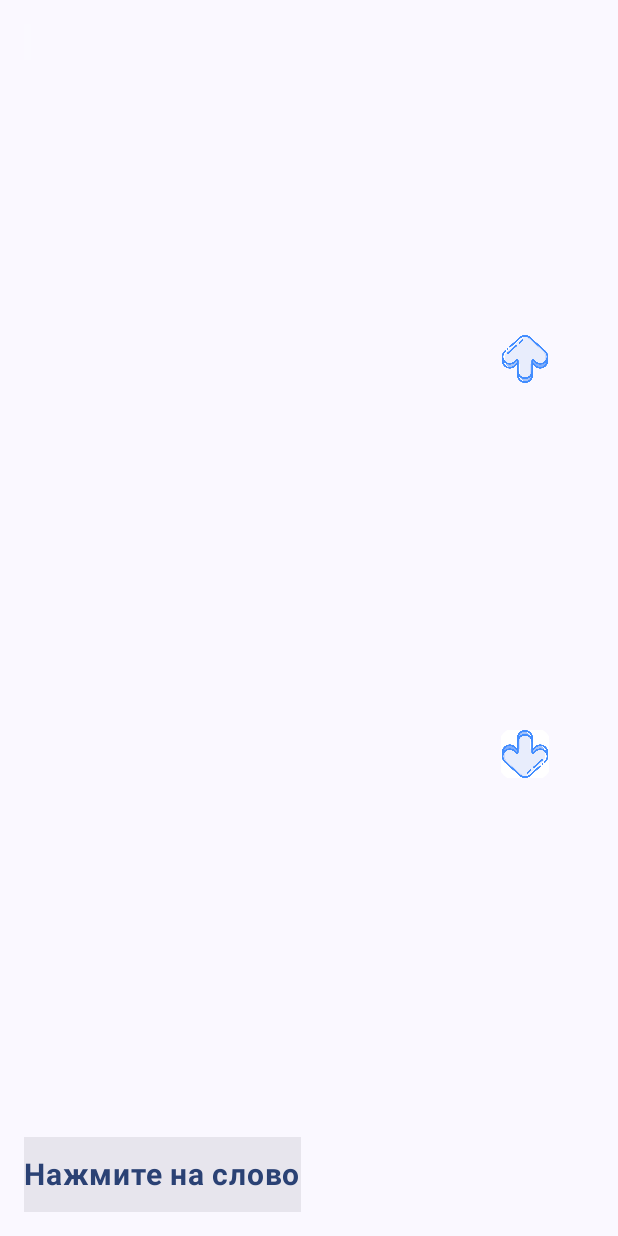
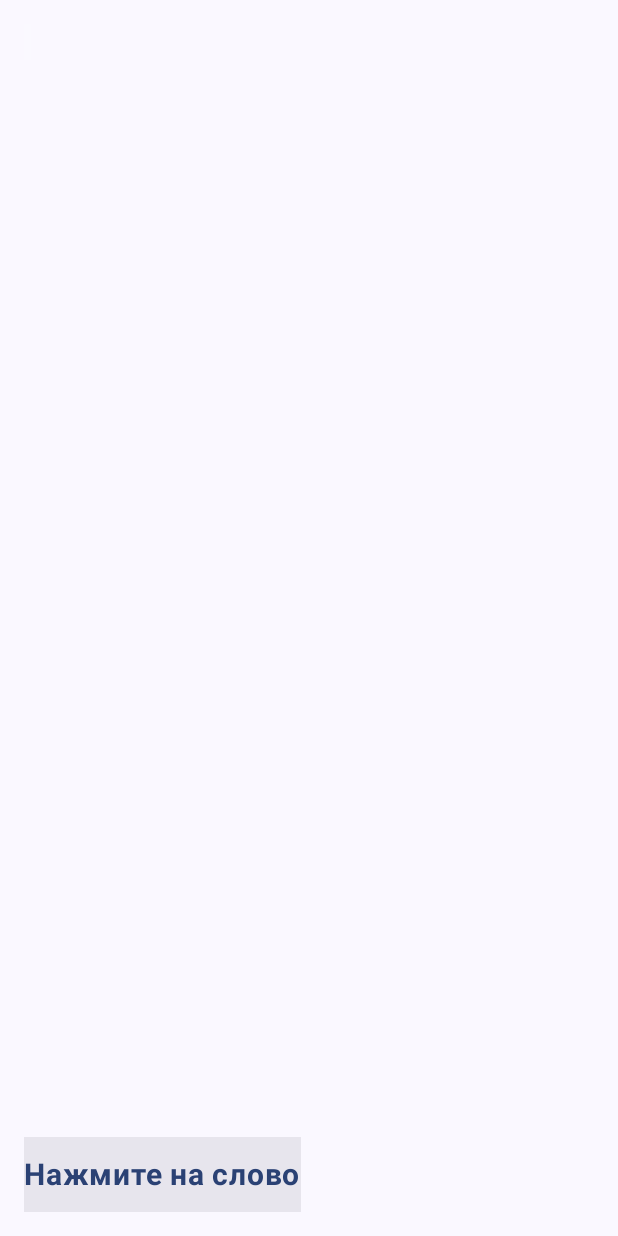
Before and after one commit to URegina96/LinguaReader, an Android app built with Jetpack Compose: the composable BookReadingScreen called with empty values, on a phone screen of 412 x 824 dp. Run offline under Robolectric (Android 15) with nearby library versions, the phone set to English and light mode, and no system bars.

Commit message:
В коде экрана чтения книги были внесены изменения для упрощения работы с текстом и улучшения интерфейса:
1. Прокрутка: Используется `rememberScrollState()` и `verticalScroll(scrollState)` для простоты прокрутки без ползунков.
2. Удаление ползунков: Логика ползунков удалена, прокрутка осуществляется жестом.
3. Упрощение структуры: Верхняя часть экрана представлена единственным `Box`, а не отдельными виджетами.
4. Изменение `onTap`: Обработчик нажатий интегрирован непосредственно в текст.
5. Упрощенное управление `scrollState`: Вместо управляемой переменной используется `rememberScrollState()`.
6. Интеграция взаимодействия с текстом: Обработка нажатий теперь непосредственно в тексте.
7. Удаление кнопок перемещения: Кнопки для прокрутки убраны, что делает интерфейс более лаконичным.

Изменения направлены на упрощение работы с текстом и улучшение пользовательского интерфейса.

```diff
--- a/app/src/main/java/com/example/linguareader/ux_ui/screen/BookReadingScreen.kt
+++ b/app/src/main/java/com/example/linguareader/ux_ui/screen/BookReadingScreen.kt
@@ -1,9 +1,10 @@
 package com.example.linguareader.ux_ui.screen
-
 import androidx.compose.foundation.Image
 import androidx.compose.foundation.background
 import androidx.compose.foundation.gestures.detectTapGestures
 import androidx.compose.foundation.layout.*
+import androidx.compose.foundation.rememberScrollState
+import androidx.compose.foundation.verticalScroll
 import androidx.compose.material3.*
 import androidx.compose.runtime.*
 import androidx.compose.ui.Alignment
@@ -13,11 +14,13 @@ import androidx.compose.ui.res.painterResource
 import androidx.compose.ui.text.SpanStyle
 import androidx.compose.ui.text.buildAnnotatedString
 import androidx.compose.ui.text.font.FontWeight
+import androidx.compose.ui.text.style.TextAlign
 import androidx.compose.ui.unit.dp
 import androidx.compose.ui.unit.sp
-import androidx.compose.ui.text.style.TextAlign
 import androidx.compose.ui.text.TextLayoutResult
 import com.example.linguareader.R
+import com.example.linguareader.ui.theme.*
+import kotlinx.coroutines.launch
 
 @Composable
 fun BookReadingScreen(
@@ -26,34 +29,21 @@ fun BookReadingScreen(
 ) {
     var selectedWord by remember { mutableStateOf("") }
     var textLayoutResult by remember { mutableStateOf<TextLayoutResult?>(null) }
-    var scrollState by remember { mutableStateOf(0) }
+    val scrollState = rememberScrollState()
+    val coroutineScope = rememberCoroutineScope() // Create a coroutine scope
 
     // Основная структура экрана
     Column(
         modifier = Modifier.fillMaxSize()
     ) {
         // Верхняя часть с длинным текстом
-        Row(
+        Box(
             modifier = Modifier
                 .weight(1f)
                 .padding(16.dp)
+                .verticalScroll(scrollState)
         ) {
             // Текст
-            Box(
-                modifier = Modifier
-                    .weight(1f)
-                    .pointerInput(Unit) {
-                        detectTapGestures { offset ->
-                            textLayoutResult?.let { result ->
-                                val word = getWordAtOffset(result, offset)
-                                if (word.isNotEmpty()) {
-                                    selectedWord = word
-                                    onWordClicked(word)
-                                }
-                            }
-                        }
-                    }
-            ) {
             Text(
                 text = buildAnnotatedString {
                     longText.split(" ").forEach { word ->
@@ -72,51 +62,23 @@ fun BookReadingScreen(
                 },
                 modifier = Modifier
                     .fillMaxSize()
-                        .offset(y = (-scrollState).dp),
+                    .pointerInput(Unit) {
+                        detectTapGestures(
+                            onTap = { offset ->
+                                textLayoutResult?.let {
+                                    val word = getWordAtOffset(it, offset)
+                                    if (word.isNotEmpty()) {
+                                        selectedWord = word
+                                        onWordClicked(word) // Call onWordClicked with the selected word
+                                    }
+                                }
+                            }
+                        )
+                    },
                 lineHeight = 24.sp,
                 onTextLayout = { textLayoutResult = it },
                 textAlign = TextAlign.Start
             )
-            }
-
-            // Ползунок
-            Column(
-                modifier = Modifier
-                    .width(70.dp) // Увеличиваем ширину колонки
-                    .fillMaxHeight()
-                    .background(MaterialTheme.colorScheme.background),
-                verticalArrangement = Arrangement.SpaceEvenly // Увеличиваем расстояние между иконками
-            ) {
-                // Кнопка вверх
-                IconButton(
-                    onClick = {
-                        scrollState = (scrollState - 10).coerceAtLeast(0) // Ограничиваем прокрутку
-                        selectedWord = "" // Сбрасываем выделенное слово
-                    },
-                    modifier = Modifier.padding(bottom = 8.dp) // Расстояние между иконками
-                ) {
-                    Image(
-                        painter = painterResource(R.drawable.ic_up),
-                        contentDescription = "Вверх",
-                        modifier = Modifier.size(32.dp) // Увеличиваем размер иконки
-                    )
-                }
-
-                // Кнопка вниз
-                IconButton(
-                    onClick = {
-                        scrollState += 10 // Увеличиваем прокрутку
-                        selectedWord = "" // Сбрасываем выделенное слово
-                    },
-                    modifier = Modifier.padding(top = 8.dp) // Расстояние между иконками
-                ) {
-                    Image(
-                        painter = painterResource(R.drawable.ic_down),
-                        contentDescription = "Вниз",
-                        modifier = Modifier.size(32.dp) // Увеличиваем размер иконки
-                    )
-                }
-            }
         }
 
         // Нижняя часть с выбранным словом
```
Lines whose indentation alone changed are shown as unchanged.
